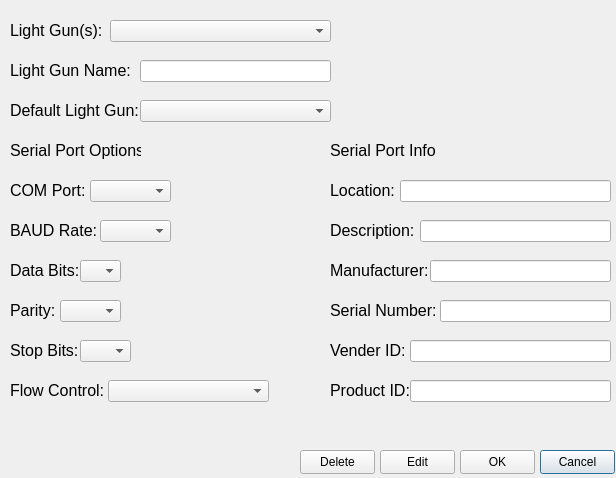
Before: the Qt Designer form Windows/editLightGunWindow.ui in 6Bolt/Hook-Of-The-Reaper, drawn with Qt 5.
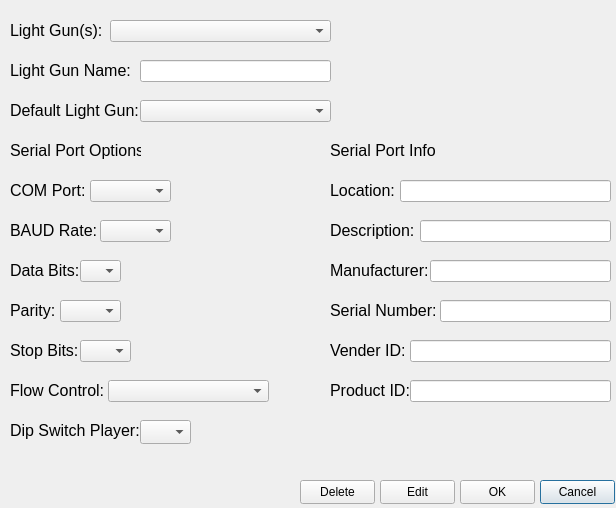
After: the same form once the commit is applied.

Commit message: Fix bugs with multiple default light guns support

Patch:
```diff
--- a/Windows/editLightGunWindow.ui
+++ b/Windows/editLightGunWindow.ui
@@ -7,7 +7,7 @@
     <x>0</x>
     <y>0</y>
     <width>616</width>
-    <height>478</height>
+    <height>508</height>
    </rect>
   </property>
   <property name="font">
@@ -295,7 +295,7 @@
    <property name="geometry">
     <rect>
      <x>540</x>
-     <y>450</y>
+     <y>480</y>
      <width>75</width>
      <height>24</height>
     </rect>
@@ -316,7 +316,7 @@
    <property name="geometry">
     <rect>
      <x>460</x>
-     <y>450</y>
+     <y>480</y>
      <width>75</width>
      <height>24</height>
     </rect>
@@ -337,7 +337,7 @@
    <property name="geometry">
     <rect>
      <x>380</x>
-     <y>450</y>
+     <y>480</y>
      <width>75</width>
      <height>24</height>
     </rect>
@@ -587,7 +587,7 @@
    <property name="geometry">
     <rect>
      <x>300</x>
-     <y>450</y>
+     <y>480</y>
      <width>75</width>
      <height>24</height>
     </rect>
@@ -607,6 +607,34 @@
     <bool>false</bool>
    </property>
   </widget>
+  <widget class="QLabel" name="label_10">
+   <property name="geometry">
+    <rect>
+     <x>10</x>
+     <y>410</y>
+     <width>131</width>
+     <height>41</height>
+    </rect>
+   </property>
+   <property name="font">
+    <font>
+     <pointsize>12</pointsize>
+    </font>
+   </property>
+   <property name="text">
+    <string>Dip Switch Player:</string>
+   </property>
+  </widget>
+  <widget class="QComboBox" name="dipSwitchComboBox">
+   <property name="geometry">
+    <rect>
+     <x>140</x>
+     <y>420</y>
+     <width>51</width>
+     <height>24</height>
+    </rect>
+   </property>
+  </widget>
  </widget>
  <resources/>
  <connections/>
```
The commit also changes 4 other files.
